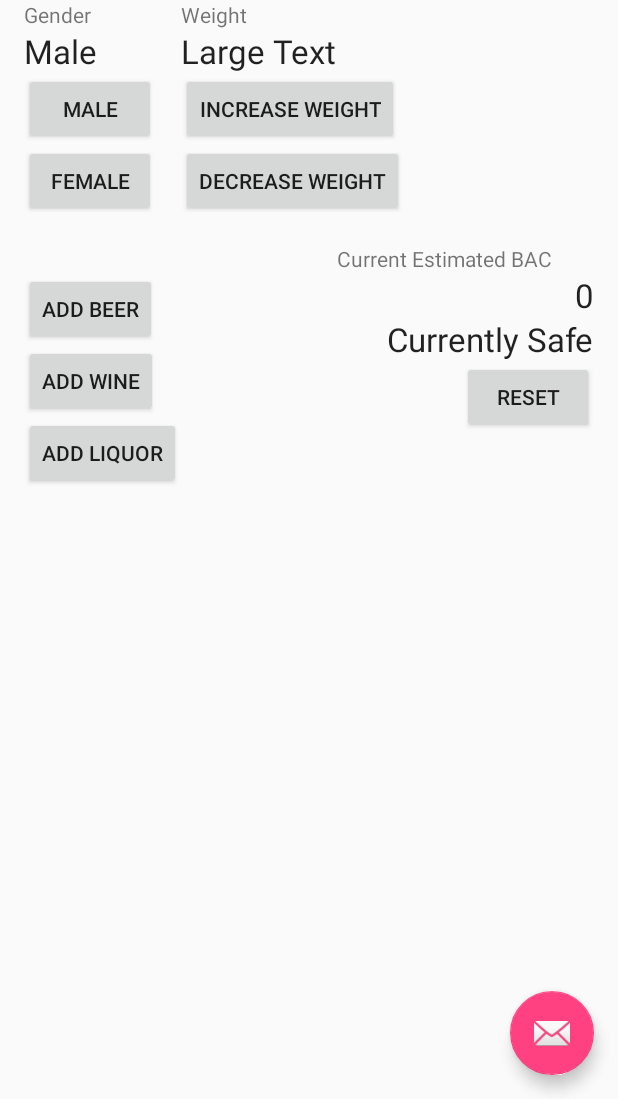
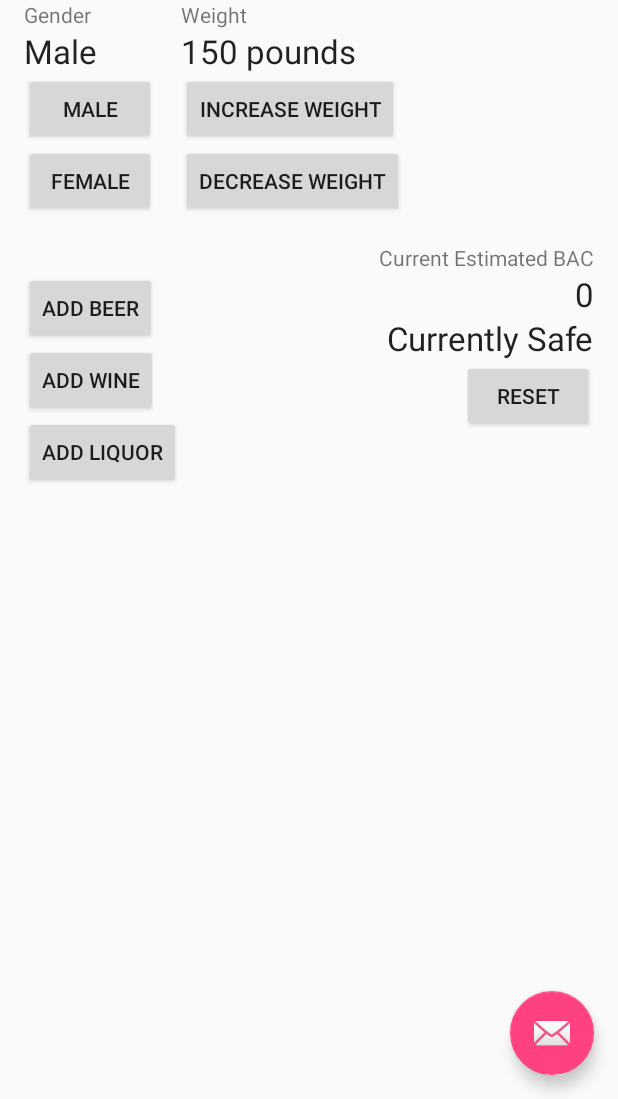
Before and after one commit to hongdazeng/BACalert, an Android app: the screen it shows after launch (MainActivity), on a phone screen of 412 x 824 dp, the part 137-1236 px from its top. Run offline under Robolectric (Android 15) with nearby library versions, the phone set to English and light mode, and no system bars.

Commit message:
Fix layout

```diff
--- a/app/src/main/res/layout/content_main.xml
+++ b/app/src/main/res/layout/content_main.xml
@@ -66,9 +66,9 @@
         android:layout_height="wrap_content"
         android:text="Current Estimated BAC"
         android:id="@+id/textView6"
+        android:layout_marginTop="17dp"
         android:layout_below="@+id/buttonDecreaseWeight"
-        android:layout_toEndOf="@+id/textView5"
-        android:layout_marginTop="18dp" />
+        android:layout_alignParentEnd="true" />
 
     <TextView
         android:layout_width="wrap_content"
@@ -92,7 +92,7 @@
         android:layout_width="wrap_content"
         android:layout_height="wrap_content"
         android:textAppearance="?android:attr/textAppearanceLarge"
-        android:text="Large Text"
+        android:text="150 pounds"
         android:id="@+id/textView5"
         android:layout_above="@+id/buttonIncreaseWeight"
         android:layout_alignStart="@+id/textView4" />
```
Also changed, not shown: app/src/main/java/com/hongdazeng/bacalert/BACcalc.java (+8 -1 lines).
